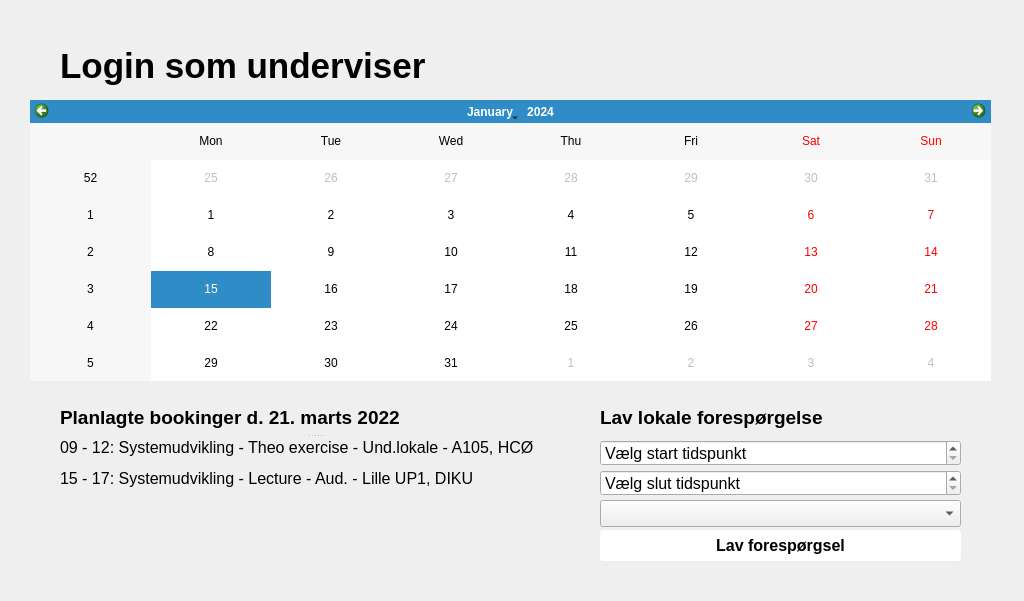
The window that Iteration 3/View/UnderviserV2.ui (AntonKAndersen/Systemudvikling) describes before a commit, drawn with Qt 5.
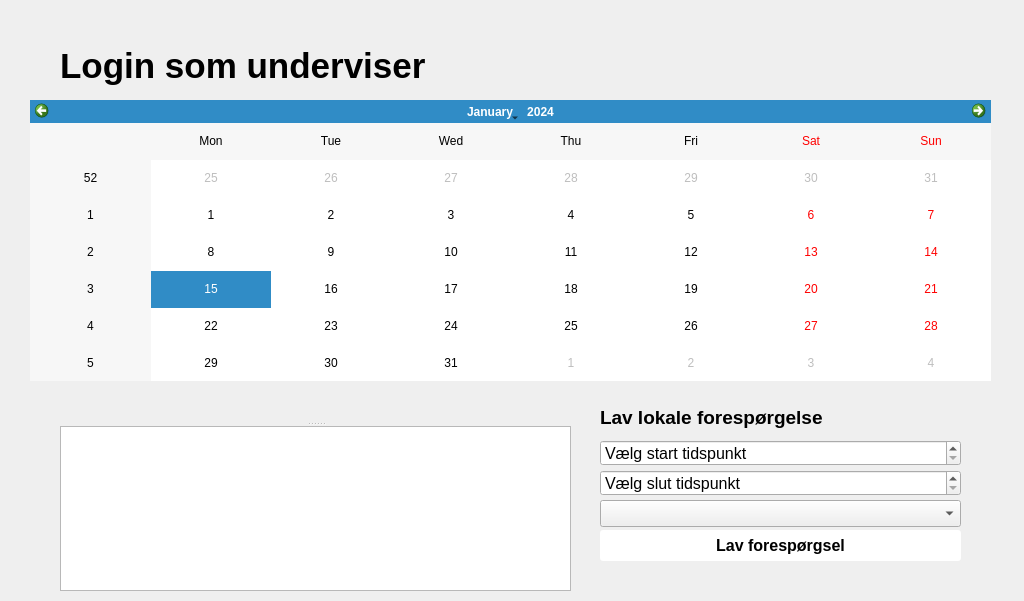
The same window after the commit.

What changed in the file:
```diff
--- a/Iteration 3/View/UnderviserV2.ui
+++ b/Iteration 3/View/UnderviserV2.ui
@@ -52,24 +52,15 @@
      </font>
     </property>
     <property name="text">
-     <string>Planlagte bookinger d. 21. marts 2022</string>
+     <string/>
     </property>
    </widget>
-   <widget class="QLabel" name="datoIndholdS">
+   <widget class="QListWidget" name="listSkema">
     <property name="font">
      <font>
-      <pointsize>12</pointsize>
+      <pointsize>11</pointsize>
      </font>
     </property>
-    <property name="text">
-     <string>&lt;html&gt;&lt;head/&gt;&lt;body&gt;&lt;p&gt;09 - 12: Systemudvikling - Theo exercise - Und.lokale - A105, HCØ&lt;/p&gt;&lt;p&gt;15 - 17: Systemudvikling - Lecture - Aud. - Lille UP1, DIKU&lt;/p&gt;&lt;/body&gt;&lt;/html&gt;</string>
-    </property>
-    <property name="alignment">
-     <set>Qt::AlignLeading|Qt::AlignLeft|Qt::AlignTop</set>
-    </property>
-    <property name="wordWrap">
-     <bool>true</bool>
-    </property>
    </widget>
   </widget>
   <widget class="QLabel" name="datovalg_2">
```
Left out of the diff: 2 changed lines with no effect on the pictures.
